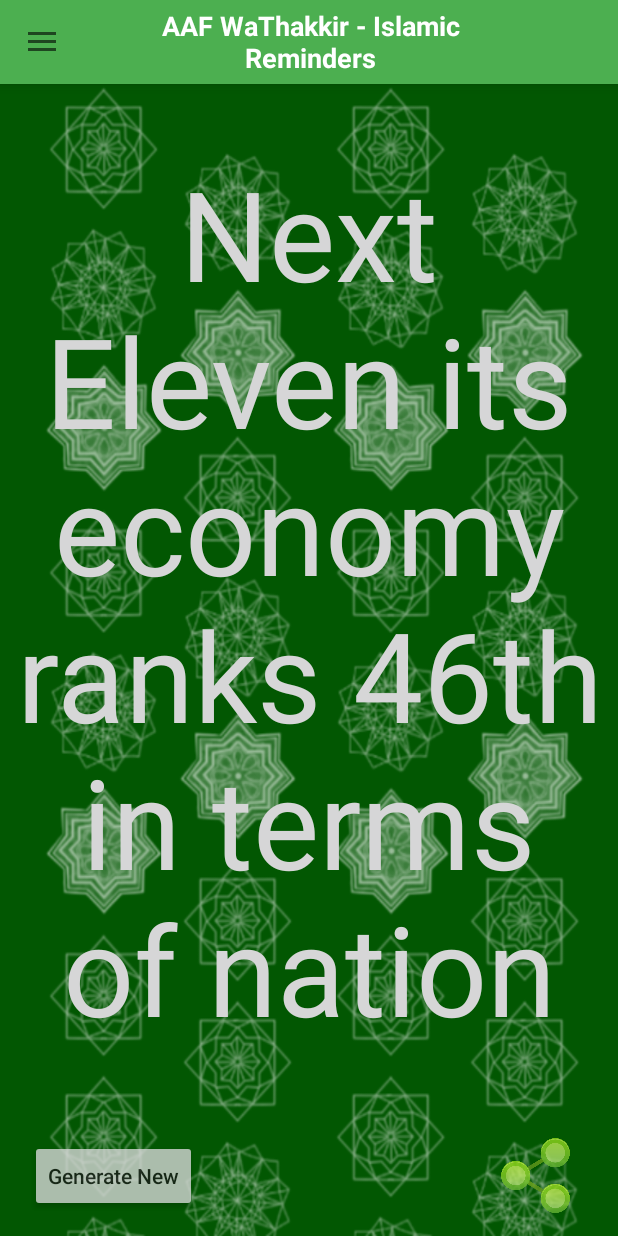
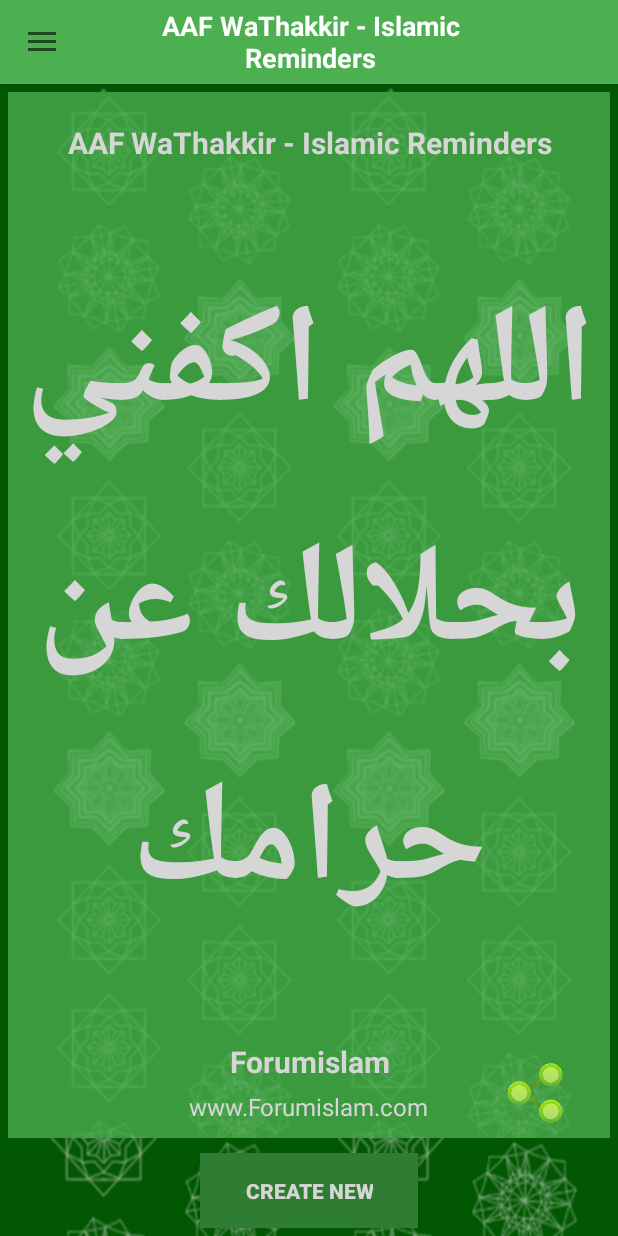
Before and after one commit to ashraf789/Muslim-Athkar-Islamic-Reminders, an Android app: the screen it shows after launch (MainActivity), on a phone screen of 412 x 824 dp. Run offline under Robolectric (Android 15) with nearby library versions, the phone set to English and light mode, and no system bars; plain views replace AutofitLayout, AutofitTextView.

Commit message:
Home page initial design completed

```diff
--- a/app/build.gradle
+++ b/app/build.gradle
@@ -49,7 +49,5 @@ dependencies {
     //spinner view library
     implementation 'com.github.arcadefire:nice-spinner:1.3.1'
 
-    //auto fit textView library
-    implementation 'me.grantland:autofittextview:0.2.+'
 
 }
--- a/app/src/main/java/net/a6te/lazycoder/aafwathakkir_islamicreminders/MVP/MVPPresenter.java
+++ b/app/src/main/java/net/a6te/lazycoder/aafwathakkir_islamicreminders/MVP/MVPPresenter.java
@@ -3,16 +3,20 @@ package net.a6te.lazycoder.aafwathakkir_islamicreminders.MVP;
 import android.content.Context;
 import android.hardware.SensorManager;
 import android.view.LayoutInflater;
+import android.view.View;
 
 import net.a6te.lazycoder.aafwathakkir_islamicreminders.model.Surah;
 
+import java.io.File;
 import java.util.ArrayList;
 
 public interface MVPPresenter {
 
     interface HomePresenter{
+        void createBitMap(View view);
 
-    }
+        void createIntentToShareImage(File filePath);
+        }
     interface PrayerTimePresenter{
         void startCalculation();
     }
--- a/app/src/main/java/net/a6te/lazycoder/aafwathakkir_islamicreminders/MVP/MVPView.java
+++ b/app/src/main/java/net/a6te/lazycoder/aafwathakkir_islamicreminders/MVP/MVPView.java
@@ -1,5 +1,7 @@
 package net.a6te.lazycoder.aafwathakkir_islamicreminders.MVP;
 
+import android.content.Intent;
+import android.graphics.Bitmap;
 import android.widget.ArrayAdapter;
 
 import net.a6te.lazycoder.aafwathakkir_islamicreminders.adapters.CustomSuggestionsAdapter;
@@ -10,6 +12,9 @@ import java.util.List;
 public interface MVPView {
     interface HomeView{
 
+        void storeBitMapImage(Bitmap bitmap);
+
+        void shareImage(Intent shareIntent);
     }
     interface PrayerTimeView{
 
--- a/app/src/main/java/net/a6te/lazycoder/aafwathakkir_islamicreminders/MVP/PrayerTimePresenter.java
+++ b/app/src/main/java/net/a6te/lazycoder/aafwathakkir_islamicreminders/MVP/PrayerTimePresenter.java
@@ -35,12 +35,13 @@ public class PrayerTimePresenter implements MVPPresenter.PrayerTimePresenter{
 
         this.MVPView = (net.a6te.lazycoder.aafwathakkir_islamicreminders.MVP.MVPView.PrayerTimeView) fragment;
         prayerTimes = new ArrayList<>();
-        gps = new GPSTracker(fragment.getContext());
     }
 
     @Override
     public void startCalculation() {
+        gps = new GPSTracker(fragment.getContext());
 
+        getLocation();
         PerformBackground background = new PerformBackground();
         background.execute();
 
@@ -51,7 +52,6 @@ public class PrayerTimePresenter implements MVPPresenter.PrayerTimePresenter{
         @Override
         protected Boolean doInBackground(Void... voids) {
 
-            getLocation();
             calculateTime();
             getCity();
 
--- a/app/src/main/java/net/a6te/lazycoder/aafwathakkir_islamicreminders/MainActivity.java
+++ b/app/src/main/java/net/a6te/lazycoder/aafwathakkir_islamicreminders/MainActivity.java
@@ -138,15 +138,16 @@ public class MainActivity extends AppCompatActivity implements View.OnClickListe
 
 
     public boolean checkLocationPermission() {
-        if (ContextCompat.checkSelfPermission(this,
-                Manifest.permission.ACCESS_FINE_LOCATION)
+
+        String[] PERMISSIONS = {Manifest.permission.ACCESS_FINE_LOCATION,Manifest.permission.WRITE_EXTERNAL_STORAGE};
+        if (ContextCompat.checkSelfPermission(this, String.valueOf(PERMISSIONS))
                 != PackageManager.PERMISSION_GRANTED) {
 
             //permission is not already granted we need to request for permission
 
             // Should we show an explanation?
             if (ActivityCompat.shouldShowRequestPermissionRationale(MainActivity.this,
-                    Manifest.permission.ACCESS_FINE_LOCATION)) {
+                    String.valueOf(PERMISSIONS))) {
 
                 // Show an explanation to the user *asynchronously* -- don't block
                 // this thread waiting for the user's response! After the user
@@ -168,7 +169,7 @@ public class MainActivity extends AppCompatActivity implements View.OnClickListe
             } else {
                 // No explanation needed, we can request the permission.
                 ActivityCompat.requestPermissions(MainActivity.this,
-                        new String[]{Manifest.permission.ACCESS_FINE_LOCATION},
+                        PERMISSIONS,
                         MY_PERMISSIONS_REQUEST_LOCATION);
 
             }
--- /dev/null
+++ b/app/src/main/java/net/a6te/lazycoder/aafwathakkir_islamicreminders/Remainder/LocalData.java
@@ -0,0 +1,69 @@
+package net.a6te.lazycoder.aafwathakkir_islamicreminders.Remainder;
+
+import android.content.Context;
+import android.content.SharedPreferences;
+
+public class LocalData {
+
+    private static final String APP_SHARED_PREFS = "RemindMePref";
+
+    private SharedPreferences appSharedPrefs;
+    private SharedPreferences.Editor prefsEditor;
+
+    private static final String reminderStatus="reminderStatus";
+    private static final String hour="hour";
+    private static final String min="min";
+
+    public LocalData(Context context)
+    {
+        this.appSharedPrefs = context.getSharedPreferences(APP_SHARED_PREFS, Context.MODE_PRIVATE);
+        this.prefsEditor = appSharedPrefs.edit();
+    }
+
+    // Settings Page Set Reminder
+
+    public boolean getReminderStatus()
+    {
+        return appSharedPrefs.getBoolean(reminderStatus, true);
+    }
+
+    public void setReminderStatus(boolean status)
+    {
+        prefsEditor.putBoolean(reminderStatus, status);
+        prefsEditor.commit();
+    }
+
+    // Settings Page Reminder Time (Hour)
+
+    public int get_hour()
+    {
+        return appSharedPrefs.getInt(hour, 20);
+    }
+
+    public void set_hour(int h)
+    {
+        prefsEditor.putInt(hour, h);
+        prefsEditor.commit();
+    }
+
+    // Settings Page Reminder Time (Minutes)
+
+    public int get_min()
+    {
+        return appSharedPrefs.getInt(min, 0);
+    }
+
+    public void set_min(int m)
+    {
+        prefsEditor.putInt(min, m);
+        prefsEditor.commit();
+    }
+
+    public void reset()
+    {
+        prefsEditor.clear();
+        prefsEditor.commit();
+
+    }
+
+}
--- /dev/null
+++ b/app/src/main/java/net/a6te/lazycoder/aafwathakkir_islamicreminders/Remainder/NotificationScheduler.java
@@ -0,0 +1,105 @@
+package net.a6te.lazycoder.aafwathakkir_islamicreminders.Remainder;
+
+import android.app.AlarmManager;
+import android.app.Notification;
+import android.app.NotificationManager;
+import android.app.PendingIntent;
+import android.content.ComponentName;
+import android.content.Context;
+import android.content.Intent;
+import android.content.pm.PackageManager;
+import android.media.RingtoneManager;
+import android.net.Uri;
+import android.support.v4.app.NotificationCompat;
+import android.support.v4.app.TaskStackBuilder;
+
+import net.a6te.lazycoder.aafwathakkir_islamicreminders.R;
+
+import java.util.Calendar;
+
+import static android.content.Context.ALARM_SERVICE;
+
+
+public class NotificationScheduler
+{
+    public static final int DAILY_REMINDER_REQUEST_CODE=100;
+    public static final String TAG="NotificationScheduler";
+
+    public static void setReminder(Context context,Class<?> cls,int hour, int min)
+    {
+        Calendar calendar = Calendar.getInstance();
+
+        Calendar setCalendar = Calendar.getInstance();
+        setCalendar.set(Calendar.HOUR_OF_DAY, hour);
+        setCalendar.set(Calendar.MINUTE, min);
+        setCalendar.set(Calendar.SECOND, 0);
+
+        // cancel already scheduled reminders
+        cancelReminder(context,cls);
+
+        if(setCalendar.before(calendar))
+            setCalendar.add(Calendar.DATE,1);
+
+        // Enable a receiver
+
+        ComponentName receiver = new ComponentName(context, cls);
+        PackageManager pm = context.getPackageManager();
+
+        pm.setComponentEnabledSetting(receiver,
+                PackageManager.COMPONENT_ENABLED_STATE_ENABLED,
+                PackageManager.DONT_KILL_APP);
+
+
+        Intent intent1 = new Intent(context, cls);
+        PendingIntent pendingIntent = PendingIntent.getBroadcast(context, DAILY_REMINDER_REQUEST_CODE, intent1, PendingIntent.FLAG_UPDATE_CURRENT);
+        AlarmManager am = (AlarmManager) context.getSystemService(ALARM_SERVICE);
+        am.setInexactRepeating(AlarmManager.RTC_WAKEUP, setCalendar.getTimeInMillis(), AlarmManager.INTERVAL_DAY, pendingIntent);
+
+    }
+
+    public static void cancelReminder(Context context,Class<?> cls)
+    {
+        // Disable a receiver
+
+        ComponentName receiver = new ComponentName(context, cls);
+        PackageManager pm = context.getPackageManager();
+
+        pm.setComponentEnabledSetting(receiver,
+                PackageManager.COMPONENT_ENABLED_STATE_DISABLED,
+                PackageManager.DONT_KILL_APP);
+
+        Intent intent1 = new Intent(context, cls);
+        PendingIntent pendingIntent = PendingIntent.getBroadcast(context, DAILY_REMINDER_REQUEST_CODE, intent1, PendingIntent.FLAG_UPDATE_CURRENT);
+        AlarmManager am = (AlarmManager) context.getSystemService(ALARM_SERVICE);
+        am.cancel(pendingIntent);
+        pendingIntent.cancel();
+    }
+
+    public static void showNotification(Context context,Class<?> cls,String title,String content)
+    {
+        Uri alarmSound = RingtoneManager.getDefaultUri(RingtoneManager.TYPE_NOTIFICATION);
+
+        Intent notificationIntent = new Intent(context, cls);
+        notificationIntent.setFlags(Intent.FLAG_ACTIVITY_CLEAR_TOP);
+
+        TaskStackBuilder stackBuilder = TaskStackBuilder.create(context);
+        stackBuilder.addParentStack(cls);
+        stackBuilder.addNextIntent(notificationIntent);
+
+        PendingIntent pendingIntent = stackBuilder.getPendingIntent(DAILY_REMINDER_REQUEST_CODE, PendingIntent.FLAG_UPDATE_CURRENT);
+
+        NotificationCompat.Builder builder = new NotificationCompat.Builder(context,context.getPackageName());
+
+        Notification notification = builder.setContentTitle(title)
+                .setContentText(content)
+                .setAutoCancel(true)
+                .setSound(alarmSound)
+                .setSmallIcon(R.drawable.app_icon_144)
+                .setContentIntent(pendingIntent).build();
+
+        NotificationManager notificationManager = (NotificationManager) context.getSystemService(Context.NOTIFICATION_SERVICE);
+        notificationManager.notify(DAILY_REMINDER_REQUEST_CODE, notification);
+
+    }
+
+}
--- a/app/src/main/java/net/a6te/lazycoder/aafwathakkir_islamicreminders/Utils.java
+++ b/app/src/main/java/net/a6te/lazycoder/aafwathakkir_islamicreminders/Utils.java
@@ -4,4 +4,5 @@ public class Utils {
     public static final String WEB_URL = "https://forumislam.com/";
     public static final String CITY_NAME = "cityName";
 
+
 }
--- a/app/src/main/java/net/a6te/lazycoder/aafwathakkir_islamicreminders/fragments/Home.java
+++ b/app/src/main/java/net/a6te/lazycoder/aafwathakkir_islamicreminders/fragments/Home.java
@@ -1,34 +1,63 @@
 package net.a6te.lazycoder.aafwathakkir_islamicreminders.fragments;
 
 
+import android.content.Intent;
+import android.graphics.Bitmap;
+import android.graphics.Canvas;
+import android.graphics.Color;
+import android.graphics.drawable.Drawable;
 import android.os.Bundle;
+import android.os.Environment;
 import android.support.annotation.NonNull;
 import android.support.annotation.Nullable;
 import android.support.v4.app.Fragment;
 import android.support.v4.widget.TextViewCompat;
+import android.util.Log;
 import android.view.LayoutInflater;
 import android.view.View;
 import android.view.ViewGroup;
+import android.widget.Button;
+import android.widget.ImageView;
+import android.widget.RelativeLayout;
 import android.widget.TextView;
 
+import net.a6te.lazycoder.aafwathakkir_islamicreminders.MVP.HomePresenter;
+import net.a6te.lazycoder.aafwathakkir_islamicreminders.MVP.MVPPresenter;
+import net.a6te.lazycoder.aafwathakkir_islamicreminders.MVP.MVPView;
 import net.a6te.lazycoder.aafwathakkir_islamicreminders.R;
+import net.a6te.lazycoder.aafwathakkir_islamicreminders.Remainder.AlarmReceiver;
+import net.a6te.lazycoder.aafwathakkir_islamicreminders.Remainder.LocalData;
+import net.a6te.lazycoder.aafwathakkir_islamicreminders.Remainder.NotificationScheduler;
 
-import me.grantland.widget.AutofitHelper;
-import me.grantland.widget.AutofitTextView;
+import java.io.BufferedOutputStream;
+import java.io.File;
+import java.io.FileNotFoundException;
+import java.io.FileOutputStream;
+import java.io.IOException;
 
 /**
  * A simple {@link Fragment} subclass.
  */
-public class Home extends Fragment {
 
 
-    public Home() {
-        // Required empty public constructor
-    }
+public class Home extends Fragment implements View.OnClickListener, MVPView.HomeView{
+
 
     private View view;
-//    private TextView autoSizeTv;
     private TextView autoSizeTv;
+
+
+    private LocalData localData;
+    private RelativeLayout createImageRL;//relative layout that we will convert to an image bitmap
+    private ImageView tempImageView;
+    private ImageView shareIvBtn;
+    private Button createNewImageBtn;
+    private String appName;
+    private File imageDirectory;
+    private String imageName;
+    private MVPPresenter.HomePresenter presenter;
+
+    private int hour, min;
     @Override
     public View onCreateView(LayoutInflater inflater, ViewGroup container,
                              Bundle savedInstanceState) {
@@ -40,7 +69,24 @@ public class Home extends Fragment {
     }
 
     private void initializeAll() {
-        autoSizeTv = view.findViewById(R.id.testAutoFill);
+        autoSizeTv = view.findViewById(R.id.atkharTv);
+        localData = new LocalData(getContext().getApplicationContext());
+
+        hour = localData.get_hour();
+        min = localData.get_min();
+        createImageRL = view.findViewById(R.id.createImageRL);
+        tempImageView = view.findViewById(R.id.tempImageView);
+        shareIvBtn = view.findViewById(R.id.shareIvBtn);
+        createNewImageBtn = view.findViewById(R.id.createNewImageBtn);
+
+        shareIvBtn.setOnClickListener(this);
+        createNewImageBtn.setOnClickListener(this);
+
+        appName = getContext().getResources().getString(R.string.app_title);
+        imageDirectory = new File(Environment.getExternalStorageDirectory() + "/"+appName+"/");
+        imageName = "test.jpg";
+
+        presenter = new HomePresenter(this);
 
     }
 
@@ -48,10 +94,65 @@ public class Home extends Fragment {
     public void onViewCreated(@NonNull View view, @Nullable Bundle savedInstanceState) {
         super.onViewCreated(view, savedInstanceState);
 
-//        AutofitHelper.create(autoSizeTv);
-//        autoSizeTv.setText(getContext().getResources().getString(R.string.maximum_text_limit));
-
         TextViewCompat.setAutoSizeTextTypeWithDefaults(autoSizeTv, TextViewCompat.AUTO_SIZE_TEXT_TYPE_UNIFORM);
 
+        if (localData.getReminderStatus()){
+            NotificationScheduler.setReminder(getContext(), AlarmReceiver.class, 11, 27);
+        }else {
+            NotificationScheduler.cancelReminder(getContext(), AlarmReceiver.class);
+        }
+
     }
+
+    @Override
+    public void onClick(View v) {
+        switch (v.getId()){
+
+            case R.id.shareIvBtn:
+                shareImageBtn();
+                break;
+            case R.id.createNewImageBtn:
+                presenter.createBitMap(createImageRL);
+                break;
+
+        }
+    }
+
+    private void shareImageBtn(){
+        File filePath = new File(imageDirectory,"/"+imageName);
+
+        presenter.createIntentToShareImage(filePath);
+    }
+
+    //this is method will call from presenter it will take a intent then it will make share event
+    @Override
+    public void shareImage(Intent shareIntent){
+        startActivity(Intent.createChooser(shareIntent, "Share Via..."));
+    }
+
+    @Override
+    public void storeBitMapImage(Bitmap bitmap){
+
+        File folderDirectory = imageDirectory;
+        //create storage directories, if they don't exist
+        folderDirectory.mkdirs();
+        try {
+            String filePath = folderDirectory.toString() +"/"+imageName;
+            FileOutputStream fileOutputStream = new FileOutputStream(filePath);
+
+            BufferedOutputStream bos = new BufferedOutputStream(fileOutputStream);
+            //choose another format if PNG doesn't suit you
+            bitmap.compress(Bitmap.CompressFormat.JPEG, 100, bos);
+
+            bos.flush();
+            bos.close();
+
+        } catch (FileNotFoundException e) {
+            e.printStackTrace();
+        } catch (IOException e) {
+            e.printStackTrace();
+        }
+
+    }
+
 }
--- a/app/src/main/res/layout/fragment_home.xml
+++ b/app/src/main/res/layout/fragment_home.xml
@@ -3,95 +3,113 @@
     xmlns:tools="http://schemas.android.com/tools"
     android:layout_width="match_parent"
     android:layout_height="match_parent"
-    xmlns:autofit="http://schemas.android.com/apk/res-auto"
     tools:context=".fragments.Home"
     android:background="@drawable/background_image">
 
     <RelativeLayout
+        android:padding="5dp"
         android:layout_width="match_parent"
         android:layout_height="match_parent">
-        <LinearLayout
-            android:layout_margin="10dp"
-            android:layout_above="@+id/bottomLayout"
+        <RelativeLayout
+            android:background="@drawable/background_image"
+            android:layout_above="@+id/createNewImageBtn"
             android:layout_width="match_parent"
             android:layout_height="match_parent"
-            android:id="@+id/createImageLayout"
+            android:id="@+id/createImageRL"
             android:orientation="vertical"
             android:gravity="center">
-
-
-            <!--<me.grantland.widget.AutofitLayout-->
-                <!--android:layout_width="match_parent"-->
-                <!--android:layout_height="wrap_content">-->
-                <!--<me.grantland.widget.AutofitTextView-->
-                    <!--android:textColor="@color/white"-->
-                    <!--android:text="@string/maximum_text_limit"-->
-                    <!--android:id="@+id/output_autofit"-->
-                    <!--android:layout_width="match_parent"-->
-                    <!--android:layout_height="wrap_content"-->
-                    <!--android:gravity="center"-->
-                    <!--autofit:minTextSize="8sp"-->
-                    <!--android:textSize="50sp">-->
-
-                <!--</me.grantland.widget.AutofitTextView>-->
-            <!--</me.grantland.widget.AutofitLayout>-->
-
+            <RelativeLayout
+                android:padding="10dp"
+                android:background="#c44caf50"
+                android:layout_width="match_parent"
+                android:layout_height="match_parent">
+                <TextView
+                    android:layout_margin="10dp"
+                    android:layout_centerHorizontal="true"
+                    android:id="@+id/appNameTv"
+                    android:gravity="center"
+                    android:textStyle="bold"
+                    android:textColor="@color/white"
+                    android:textSize="20sp"
+                    android:layout_width="match_parent"
+                    android:layout_height="wrap_content"
+                    android:text="@string/app_name"
+                    android:maxLines="2"/>
 
                 <TextView
+                    android:layout_above="@+id/forumNameTv"
+                    android:layout_below="@+id/appNameTv"
+                    android:textStyle="bold"
+                    android:layout_centerInParent="true"
                     android:gravity="center"
                     android:layout_width="match_parent"
                     android:layout_height="match_parent"
                     android:textSize="50sp"
-                android:text="@string/one_line_text"
-                android:id="@+id/testAutoFill"
+                    android:text="﻿اللهم اكفني بحلالك عن حرامك"
+                    android:id="@+id/atkharTv"
                     android:textColor="@color/white"/>
+                <TextView
+                    android:layout_centerHorizontal="true"
+                    android:layout_above="@+id/forumUrlTv"
+                    android:id="@+id/forumNameTv"
+                    android:gravity="center"
+                    android:textStyle="bold"
+                    android:textColor="@color/white"
+                    android:textSize="20sp"
+                    android:layout_width="wrap_content"
+                    android:layout_height="wrap_content"
+                    android:text="@string/forum_name"/>
+                <TextView
+                    android:layout_marginTop="5dp"
+                    android:layout_centerHorizontal="true"
+                    android:layout_alignParentBottom="true"
+                    android:id="@+id/forumUrlTv"
+                    android:textColor="@color/white"
+                    android:textSize="16sp"
+                    android:layout_width="wrap_content"
+                    android:layout_height="wrap_content"
+                    android:text="@string/app_url"/>
 
-        </LinearLayout>
+                <ImageButton
+                    android:id="@+id/shareIvBtn"
+                    android:layout_alignParentBottom="true"
+                    android:layout_alignParentRight="true"
+                    android:elevation="5dp"
+                    android:background="@drawable/share_icon"
+                    android:layout_marginRight="20dp"
+                    android:src="@drawable/share_icon"
+                    android:layout_centerVertical="true"
+                    android:layout_width="40dp"
+                    android:layout_height="40dp" />
 
-        <RelativeLayout
-            android:alpha="0.8"
-            android:layout_alignParentBottom="true"
+            </RelativeLayout>
+
+        </RelativeLayout>
+
+        <ImageView
+            android:visibility="gone"
+            android:background="@color/white"
             android:layout_width="match_parent"
-            android:layout_height="80dp"
-            android:id="@+id/bottomLayout"
-            android:orientation="vertical"
-            android:gravity="center_vertical">
-
-            <!--<LinearLayout-->
-            <!--style="@android:style/Widget.Button"-->
-            <!--android:foreground="?android:attr/selectableItemBackground"-->
-            <!--android:layout_width="100dp"-->
-            <!--android:layout_height="40dp"-->
-            <!--android:gravity="center">-->
-
-            <!--<TextView-->
-            <!--android:layout_marginRight="10dp"-->
-            <!--android:layout_width="wrap_content"-->
-            <!--android:layout_height="wrap_content"-->
-            <!--android:text="New"/>-->
-
-            <!--<ImageView-->
-            <!--android:layout_width="20dp"-->
-            <!--android:layout_height="20dp"-->
-            <!--android:background="@drawable/next_icon"/>-->
-            <!--</LinearLayout>-->
+            android:layout_height="match_parent"
+            android:id="@+id/tempImageView"/>
 
         <Button
-                android:layout_marginLeft="20dp"
-                android:layout_centerVertical="true"
-                android:textAllCaps="false"
+            android:textStyle="bold"
+            android:textColor="@color/white"
+            android:background="@color/colorPrimaryDark"
+            android:id="@+id/createNewImageBtn"
+            android:layout_alignParentBottom="true"
+            android:layout_centerInParent="true"
+            android:paddingLeft="30dp"
+            android:paddingRight="30dp"
+            android:paddingTop="15dp"
+            android:paddingBottom="15dp"
+            android:layout_marginTop="10dp"
+            android:textAllCaps="true"
             android:layout_width="wrap_content"
             android:layout_height="wrap_content"
-                android:text="Generate New"/>
-            <ImageView
-                android:layout_marginRight="30dp"
-                android:src="@drawable/share_icon"
-                android:layout_centerVertical="true"
-                android:layout_alignParentRight="true"
-                android:layout_width="50dp"
-                android:layout_height="50dp" />
+            android:text="Create New"/>
 
-        </RelativeLayout>
     </RelativeLayout>
 
 </FrameLayout>
--- a/app/src/main/res/values/colors.xml
+++ b/app/src/main/res/values/colors.xml
@@ -6,5 +6,9 @@
     <color name="color_white">#FFFFFF</color>
     <color name="color_navy_blue">#8b31b4</color>
     <color name="color_black">#434242</color>
-    <color name="black_ligt">#999696</color>
+    <color name="black_light">#999696</color>
+
+    <color name="white_transparent">#80FFFFFF</color>
+    <color name="white_transparent_lowest">#67ffffff</color>
+
 </resources>
--- a/app/src/main/res/values/strings.xml
+++ b/app/src/main/res/values/strings.xml
@@ -2,7 +2,8 @@
     <string name="app_name">AAF WaThakkir - Islamic Reminders</string>
     <string name="app_title">AAF WaThakkir</string>
     <string name="app_slogan">Islamic Reminders</string>
-    <string name="app_url">Forumislam.com</string>
+    <string name="forum_name">Forumislam</string>
+    <string name="app_url">www.Forumislam.com</string>
     <string name="settings">Settings</string>
     <string name="navigation_drawer_open">Navigation open</string>
     <string name="navigation_drawer_close">Navigation Close</string>
```
Also changed, not shown: app/src/main/AndroidManifest.xml (+11 -0 lines), app/src/main/java/net/a6te/lazycoder/aafwathakkir_islamicreminders/MVP/HomePresenter.java (added, +83 -0 lines), app/src/main/java/net/a6te/lazycoder/aafwathakkir_islamicreminders/Remainder/AlarmReceiver.java (added, +37 -0 lines). Lines whose indentation alone changed are shown as unchanged.
